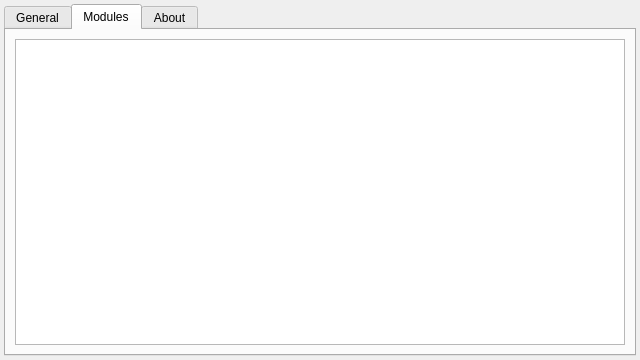
First picture: the form in src/settingsdialog.ui, repository albertlauncher/albert, before the edit.
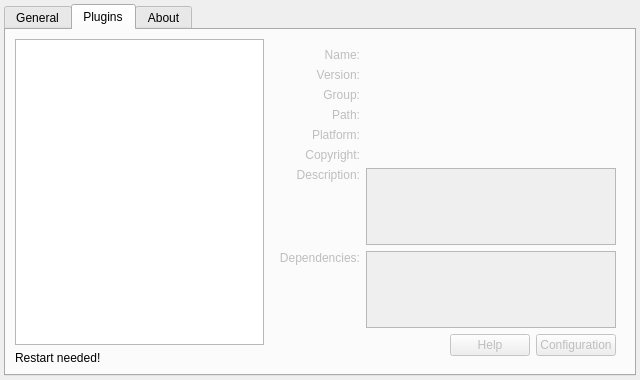
Second picture: the form after the edit. Icons and pictures are not drawn.

Commit message: [Feature] Display the plugins in a list

What changed in the file:
```diff
--- a/src/settingsdialog.ui
+++ b/src/settingsdialog.ui
@@ -7,7 +7,7 @@
     <x>0</x>
     <y>0</y>
     <width>640</width>
-    <height>360</height>
+    <height>380</height>
    </rect>
   </property>
   <property name="minimumSize">
@@ -182,14 +182,224 @@
      </widget>
      <widget class="QWidget" name="tabPlugins">
       <attribute name="title">
-       <string>Modules</string>
+       <string>Plugins</string>
       </attribute>
       <layout class="QHBoxLayout" name="horizontalLayout_2">
        <item>
-        <widget class="QTreeView" name="treeView_plugins">
-         <property name="horizontalScrollBarPolicy">
-          <enum>Qt::ScrollBarAlwaysOff</enum>
+        <layout class="QVBoxLayout" name="verticalLayout">
+         <item>
+          <widget class="QTreeWidget" name="treeWidget_plugins">
+           <property name="horizontalScrollBarPolicy">
+            <enum>Qt::ScrollBarAlwaysOff</enum>
+           </property>
+           <property name="headerHidden">
+            <bool>true</bool>
+           </property>
+           <property name="columnCount">
+            <number>1</number>
+           </property>
+           <column>
+            <property name="text">
+             <string notr="true">1</string>
+            </property>
+           </column>
+          </widget>
+         </item>
+         <item>
+          <widget class="QLabel" name="label_restart">
+           <property name="text">
+            <string>Restart needed!</string>
+           </property>
+          </widget>
+         </item>
+        </layout>
+       </item>
+       <item>
+        <widget class="QWidget" name="widget_pluginInfos" native="true">
+         <property name="enabled">
+          <bool>false</bool>
          </property>
+         <layout class="QVBoxLayout" name="verticalLayout_5">
+          <item>
+           <layout class="QGridLayout" name="gridLayout_2">
+            <item row="1" column="0">
+             <widget class="QLabel" name="label_9">
+              <property name="text">
+               <string>Version:</string>
+              </property>
+              <property name="alignment">
+               <set>Qt::AlignRight|Qt::AlignTop|Qt::AlignTrailing</set>
+              </property>
+             </widget>
+            </item>
+            <item row="7" column="0">
+             <widget class="QLabel" name="label_15">
+              <property name="text">
+               <string>Dependencies:</string>
+              </property>
+              <property name="alignment">
+               <set>Qt::AlignRight|Qt::AlignTop|Qt::AlignTrailing</set>
+              </property>
+             </widget>
+            </item>
+            <item row="7" column="1">
+             <widget class="QTextBrowser" name="textBrowser_pluginDependencies">
+              <property name="html">
+               <string>&lt;!DOCTYPE HTML PUBLIC &quot;-//W3C//DTD HTML 4.0//EN&quot; &quot;http://www.w3.org/TR/REC-html40/strict.dtd&quot;&gt;
+&lt;html&gt;&lt;head&gt;&lt;meta name=&quot;qrichtext&quot; content=&quot;1&quot; /&gt;&lt;style type=&quot;text/css&quot;&gt;
+p, li { white-space: pre-wrap; }
+&lt;/style&gt;&lt;/head&gt;&lt;body style=&quot; font-family:'Ubuntu'; font-size:9pt; font-weight:400; font-style:normal;&quot;&gt;
+&lt;p style=&quot;-qt-paragraph-type:empty; margin-top:0px; margin-bottom:0px; margin-left:0px; margin-right:0px; -qt-block-indent:0; text-indent:0px;&quot;&gt;&lt;br /&gt;&lt;/p&gt;&lt;/body&gt;&lt;/html&gt;</string>
+              </property>
+             </widget>
+            </item>
+            <item row="1" column="1">
+             <widget class="QLabel" name="label_pluginVersion">
+              <property name="text">
+               <string/>
+              </property>
+             </widget>
+            </item>
+            <item row="2" column="1">
+             <widget class="QLabel" name="label_pluginGroup">
+              <property name="text">
+               <string/>
+              </property>
+             </widget>
+            </item>
+            <item row="3" column="0">
+             <widget class="QLabel" name="label_13">
+              <property name="text">
+               <string>Path:</string>
+              </property>
+              <property name="alignment">
+               <set>Qt::AlignRight|Qt::AlignTop|Qt::AlignTrailing</set>
+              </property>
+             </widget>
+            </item>
+            <item row="6" column="1">
+             <widget class="QTextBrowser" name="textBrowser_pluginDescription">
+              <property name="html">
+               <string>&lt;!DOCTYPE HTML PUBLIC &quot;-//W3C//DTD HTML 4.0//EN&quot; &quot;http://www.w3.org/TR/REC-html40/strict.dtd&quot;&gt;
+&lt;html&gt;&lt;head&gt;&lt;meta name=&quot;qrichtext&quot; content=&quot;1&quot; /&gt;&lt;style type=&quot;text/css&quot;&gt;
+p, li { white-space: pre-wrap; }
+&lt;/style&gt;&lt;/head&gt;&lt;body style=&quot; font-family:'Ubuntu'; font-size:9pt; font-weight:400; font-style:normal;&quot;&gt;
+&lt;p style=&quot;-qt-paragraph-type:empty; margin-top:0px; margin-bottom:0px; margin-left:0px; margin-right:0px; -qt-block-indent:0; text-indent:0px;&quot;&gt;&lt;br /&gt;&lt;/p&gt;&lt;/body&gt;&lt;/html&gt;</string>
+              </property>
+             </widget>
+            </item>
+            <item row="0" column="1">
+             <widget class="QLabel" name="label_pluginName">
+              <property name="text">
+               <string/>
+              </property>
+             </widget>
+            </item>
+            <item row="4" column="0">
+             <widget class="QLabel" name="label_14">
+              <property name="text">
+               <string>Platform:</string>
+              </property>
+              <property name="alignment">
+               <set>Qt::AlignRight|Qt::AlignTop|Qt::AlignTrailing</set>
+              </property>
+             </widget>
+            </item>
+            <item row="6" column="0">
+             <widget class="QLabel" name="label_16">
+              <property name="text">
+               <string>Description:</string>
+              </property>
+              <property name="alignment">
+               <set>Qt::AlignRight|Qt::AlignTop|Qt::AlignTrailing</set>
+              </property>
+             </widget>
+            </item>
+            <item row="3" column="1">
+             <widget class="QLabel" name="label_pluginPath">
+              <property name="text">
+               <string/>
+              </property>
+             </widget>
+            </item>
+            <item row="5" column="1">
+             <widget class="QLabel" name="label_pluginCopyright">
+              <property name="text">
+               <string/>
+              </property>
+             </widget>
+            </item>
+            <item row="5" column="0">
+             <widget class="QLabel" name="label_7">
+              <property name="text">
+               <string>Copyright:</string>
+              </property>
+              <property name="alignment">
+               <set>Qt::AlignRight|Qt::AlignTrailing|Qt::AlignVCenter</set>
+              </property>
+             </widget>
+            </item>
+            <item row="4" column="1">
+             <widget class="QLabel" name="label_pluginPlatform">
+              <property name="text">
+               <string/>
+              </property>
+             </widget>
+            </item>
+            <item row="2" column="0">
+             <widget class="QLabel" name="label_12">
+              <property name="text">
+               <string>Group:</string>
+              </property>
+              <property name="alignment">
+               <set>Qt::AlignRight|Qt::AlignTop|Qt::AlignTrailing</set>
+              </property>
+             </widget>
+            </item>
+            <item row="0" column="0">
+             <widget class="QLabel" name="label_6">
+              <property name="text">
+               <string>Name:</string>
+              </property>
+              <property name="alignment">
+               <set>Qt::AlignRight|Qt::AlignTop|Qt::AlignTrailing</set>
+              </property>
+             </widget>
+            </item>
+           </layout>
+          </item>
+          <item>
+           <layout class="QHBoxLayout" name="horizontalLayout_4">
+            <item>
+             <spacer name="horizontalSpacer">
+              <property name="orientation">
+               <enum>Qt::Horizontal</enum>
+              </property>
+              <property name="sizeHint" stdset="0">
+               <size>
+                <width>40</width>
+                <height>20</height>
+               </size>
+              </property>
+             </spacer>
+            </item>
+            <item>
+             <widget class="QPushButton" name="pushButton_pluginHelp">
+              <property name="text">
+               <string>Help</string>
+              </property>
+             </widget>
+            </item>
+            <item>
+             <widget class="QPushButton" name="pushButton_pluginConfig">
+              <property name="text">
+               <string>Configuration</string>
+              </property>
+             </widget>
+            </item>
+           </layout>
+          </item>
+         </layout>
         </widget>
        </item>
       </layout>
```
Left out of the diff: 27 changed lines with no effect on the pictures. The commit also changes 10 other files.
